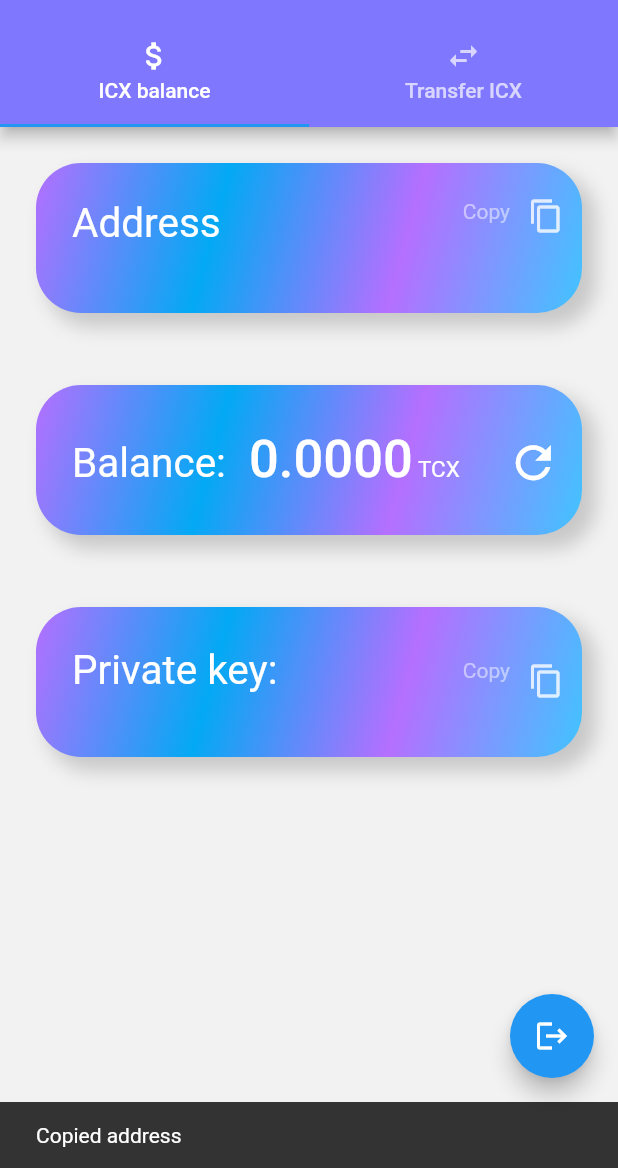
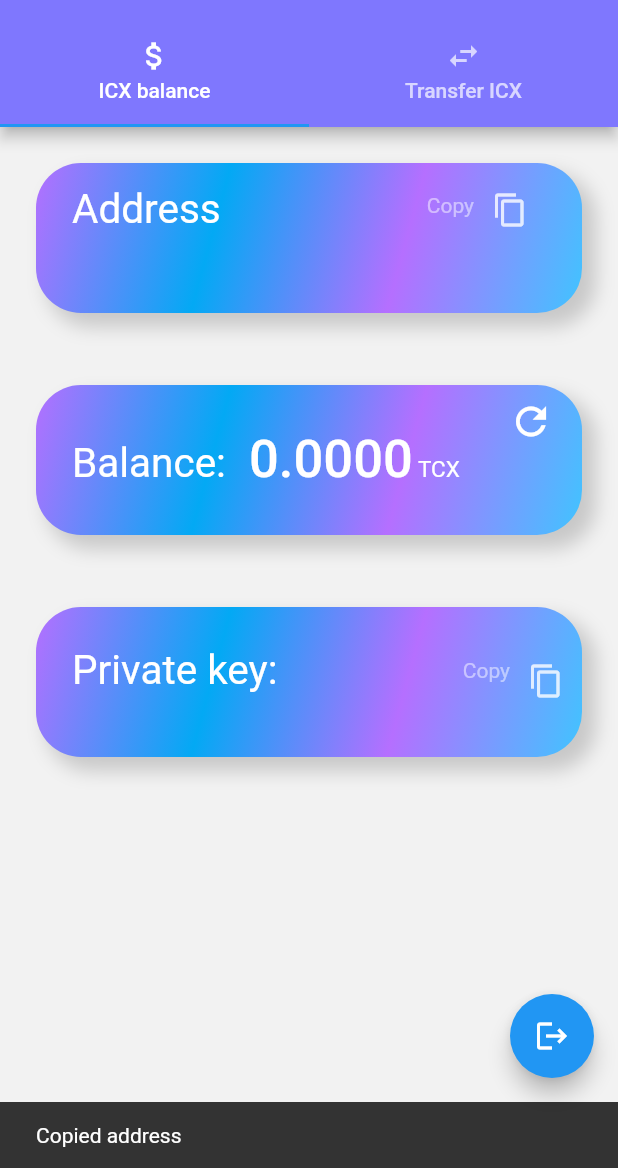
Before and after one commit to ndxbinh1922001/wallet, a Flutter app: the HomeLoadWallet screen opened directly with empty values, after a tap on the "content copy" icon, on a phone screen of 412 x 824 dp, the part 68-1236 px from its top. Run offline on Flutter 3.47's test engine with Material 2 defaults, Android fonts, the phone set to English and light mode, and no system bars; our stand-ins replace qr_flutter; missing offline and left inert: flutter_barcode_scanner, flutter_icon_network; Roboto replaces fonts that are missing (SF Pro Display).

Commit message:
add imgae

```diff
--- a/lib/UI/HomeLoadWallet.dart
+++ b/lib/UI/HomeLoadWallet.dart
@@ -1,3 +1,4 @@
+import 'package:flutter/cupertino.dart';
 import 'package:flutter/material.dart';
 import 'package:flutter/gestures.dart';
 import 'package:flutter_icon_network/flutter_icon_network.dart';
@@ -109,12 +110,14 @@ class _HomeLoadWalletState extends State<HomeLoadWallet> {
                             begin: Alignment.topLeft,
                             end: Alignment.bottomRight,
                             colors: [Color(0xFFB56FFF), Colors.lightBlue,Color(0xFFB56FFF),Colors.lightBlueAccent])),
-                    child:Column(children:[
+                    child:Padding(
+                      padding: const EdgeInsets.only(left:24,right:24),
+                      child: Column(children:[
                         Row(
                             mainAxisAlignment: MainAxisAlignment.spaceBetween,
                             children: [
                               Container(
-                                padding: EdgeInsets.only(top: 24, left: 24),
+                                  padding: EdgeInsets.only(top: 15),
                                   alignment: Alignment.centerLeft,
                                   child: Text("Address",
                                       style: TextStyle(
@@ -136,7 +139,7 @@ class _HomeLoadWalletState extends State<HomeLoadWallet> {
                                             color: Colors.white.withOpacity(0.8),
                                             onPressed: () {
                                               Clipboard.setData(
-                                                ClipboardData(text: "a"));
+                                                  ClipboardData(text: "${widget._address}"));
                                               final snackBar = SnackBar(
                                                   content:
                                                   Text("Copied address"));
@@ -151,7 +154,8 @@ class _HomeLoadWalletState extends State<HomeLoadWallet> {
                                 child: Text("${widget._address}",
                                     style: TextStyle(
                                         color: Colors.white.withOpacity(0.5))))),
-                    ])
+                      ]),
+                    )
                 ),
               ),
               Padding(
@@ -171,7 +175,7 @@ class _HomeLoadWalletState extends State<HomeLoadWallet> {
                           begin: Alignment.topLeft,
                           end: Alignment.bottomRight,
                           colors: [Color(0xFFB56FFF), Colors.lightBlue,Color(0xFFB56FFF),Colors.lightBlueAccent])),
-                  child:Stack(children:[
+                    child: Stack(children:[
                       Container(
                         padding: EdgeInsets.only(left: 24),
                         alignment: Alignment.centerLeft,
@@ -202,7 +206,7 @@ class _HomeLoadWalletState extends State<HomeLoadWallet> {
                               ]),
                         ),
                       ),
-                    Container(padding:EdgeInsets.only(right:10),alignment:Alignment.centerRight,child:IconButton(onPressed: (){_getBalance();},icon:Icon(Icons.refresh_outlined,size:35,color:Colors.white)))
+                      Container(padding:EdgeInsets.only(right:10),alignment:Alignment.topRight,child:IconButton(onPressed: (){_getBalance();},icon:Icon(Icons.refresh_outlined,size:30,color:Colors.white)))
                     ]),
                   ),
                 ),
@@ -287,7 +291,8 @@ class _HomeLoadWalletState extends State<HomeLoadWallet> {
                                 blurRadius: 10,
                                 offset: Offset(8.0, 8.0))
                           ]),
-                          child: Row(children: [
+                          child: Row(mainAxisAlignment: MainAxisAlignment.spaceBetween,children: [
+                            Container(width: 200,child:Row(children: [
                               Container(
                                   padding: EdgeInsets.only(left: 12, right: 12),
                                   child: CircleAvatar(
@@ -298,7 +303,9 @@ class _HomeLoadWalletState extends State<HomeLoadWallet> {
                                       fontSize: 30,
                                       fontFamily: "SF Pro Display",
                                       color: Colors.black)),
-                            SizedBox(width: 140),
+                            ],)),
+
+
                             Container(
                                 child: Icon(
                                     !_show
@@ -400,7 +407,8 @@ class _HomeLoadWalletState extends State<HomeLoadWallet> {
                                                         fontSize: 25,
                                                         fontFamily: "SF Pro Display")),
                                                 Text(
-                                                  "Scan an ICON address via a QR code",
+                                                  "Scan an ICON address via a \nQR code",
+
                                                   style: TextStyle(
                                                       fontSize: 13,
                                                       color: Color(0xFFB5BBC9)),
@@ -431,7 +439,9 @@ class _HomeLoadWalletState extends State<HomeLoadWallet> {
                                 blurRadius: 10,
                                 offset: Offset(8.0, 8.0))
                           ]),
-                          child: Row(children: [
+                          child: Row(mainAxisAlignment:MainAxisAlignment.spaceBetween,children: [
+                            Container(width: 250,child:Row(
+                              children: [
                                 Container(
                                     padding: EdgeInsets.only(left: 12, right: 12),
                                     child: CircleAvatar(
@@ -443,7 +453,8 @@ class _HomeLoadWalletState extends State<HomeLoadWallet> {
                                         fontSize: 30,
                                         fontFamily: "SF Pro Display",
                                         color: Colors.black)),
-                            SizedBox(width: 100),
+                              ],
+                            )),
                             Container(
                                 child: Icon(Icons.arrow_right, size: 40),
                                 alignment: Alignment.centerRight)
--- a/lib/UI/SendICX.dart
+++ b/lib/UI/SendICX.dart
@@ -137,7 +137,7 @@ class SendICXState extends State<SendICX> {
                           color: Colors.black12,
                           style: BorderStyle.solid))),
               alignment: Alignment.centerLeft,
-              padding: EdgeInsets.only(bottom: 10, left: 20, top: 15),
+              padding: EdgeInsets.only(bottom: 10, left: 20, top: 15,right:20),
               child: Text(widget._walletAdress,
                   style: TextStyle(
                       fontSize: 15,
```
Also changed, not shown: BeginScreen.png (added), CheckYourEmailScreen.png (added), CreatePinConfirmScreen.png (added), CreatePinScreen.png (added), EnterPinScreen.png (added), ForgotPasswordScreen.png (added), HomeLoadWalletScreen.png (added), LoginScreen.png (added), NewPasswordScreen.png (added), QRScanPageScreen.png (added), SendICXScreen.png (added), SignUpScreen.png (added), signup.png (deleted), welcomeScreen.png, 1 other file. Lines whose indentation alone changed are shown as unchanged.
